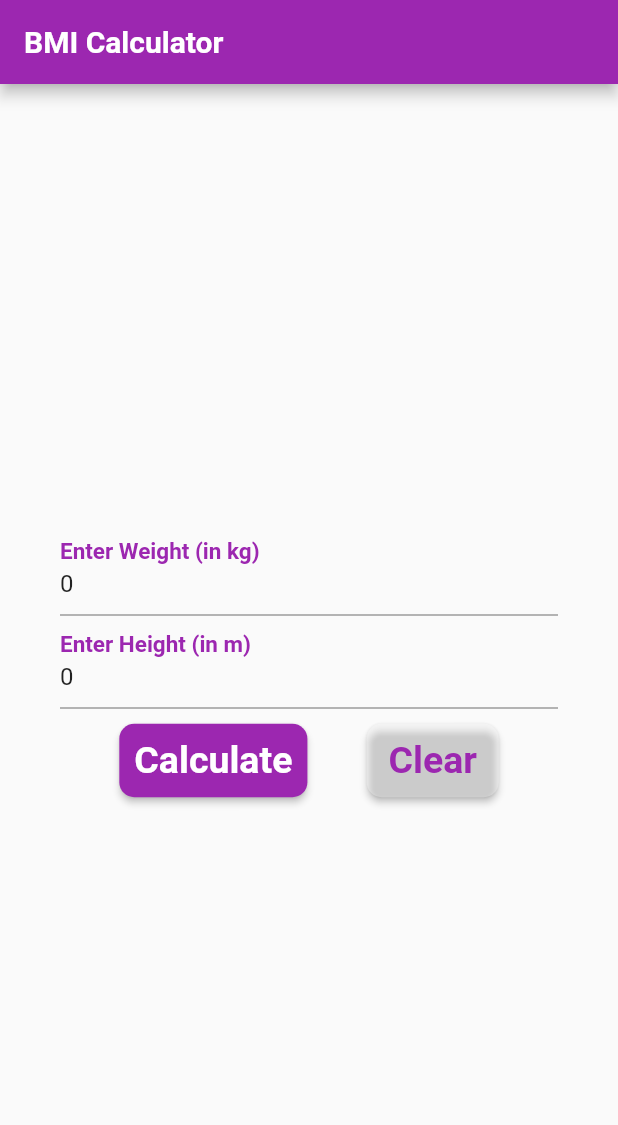
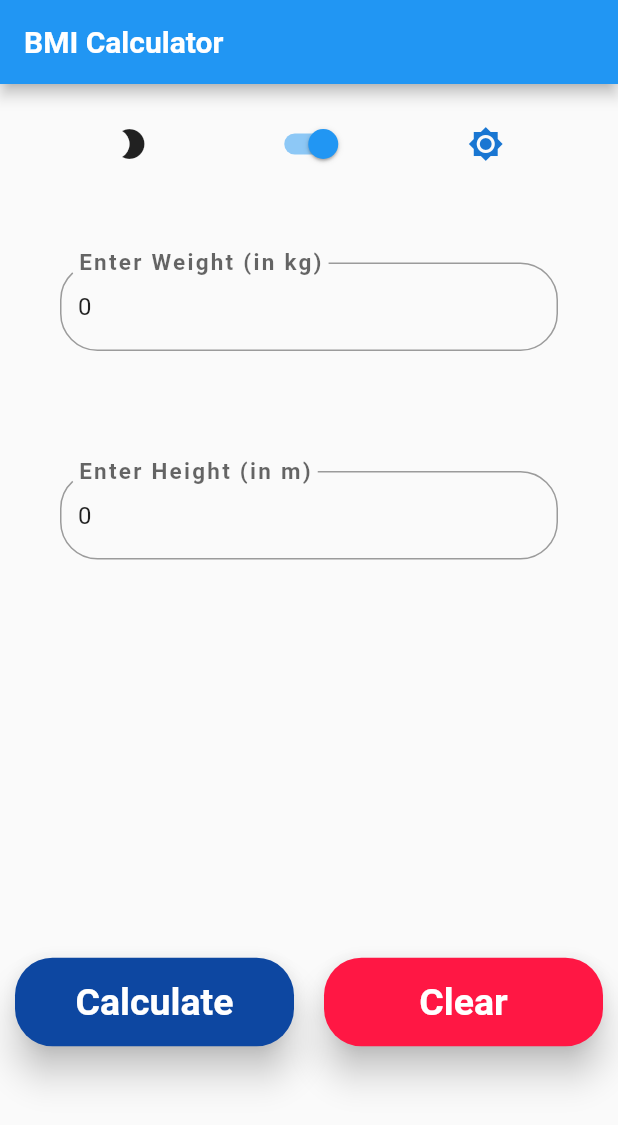
Before and after one commit to dakshp07/bmicalculator-app, a Flutter app: the screen it shows after launch, on a phone screen of 412 x 824 dp. Shown: the top 1125 px of the screen. Run offline on Flutter 3.47's test engine with Material 2 defaults, Android fonts, the phone set to English and light mode, and no system bars.

Commit message:
tried to make the Ui better and added DarkMode toggle

```diff
--- /dev/null
+++ b/lib/bmi_theme.dart
@@ -0,0 +1 @@
+import 'package:flutter/material.dart';
--- /dev/null
+++ b/lib/calc_button.dart
@@ -0,0 +1,40 @@
+import 'package:flutter/material.dart';
+import 'dart:math';
+import 'result_page.dart';
+
+double ht = 0.0, wt = 0.0;
+double bmi = 0.0;
+final TextEditingController t1 = new TextEditingController(text: "0");
+final TextEditingController t2 = new TextEditingController(text: "0");
+String calculateBMI() {
+  ht = double.parse(t2.text);
+  wt = double.parse(t1.text);
+  bmi = wt / pow(ht, 2);
+  return bmi.toStringAsFixed(1);
+}
+
+class WorkingButton extends StatelessWidget {
+  @override
+  Widget build(BuildContext context) {
+    return RaisedButton(
+        child: Text(
+          "Calculate",
+          style: TextStyle(
+              fontSize: 25, fontWeight: FontWeight.bold, color: Colors.white),
+        ),
+        shape: RoundedRectangleBorder(
+            borderRadius: BorderRadius.all(Radius.circular(25))),
+        color: Colors.blue.shade900,
+        elevation: 10,
+        padding: const EdgeInsets.all(15),
+        onPressed: () {
+          // fix navigator to the result page
+          Navigator.push(
+            context,
+            MaterialPageRoute(
+                builder: (BuildContext context) =>
+                    Result(value: calculateBMI())),
+          );
+        });
+  }
+}
--- /dev/null
+++ b/lib/input_page.dart
@@ -0,0 +1,167 @@
+import 'package:flutter/material.dart';
+import 'theme_changer.dart';
+import 'calc_button.dart';
+
+class NewTheme extends StatefulWidget {
+  const NewTheme({
+    Key key,
+  }) : super(key: key);
+
+  @override
+  _NewThemeState createState() => _NewThemeState();
+}
+
+class _NewThemeState extends State<NewTheme> {
+  void clear() {
+    setState(() {
+      t1.text = "";
+      t2.text = "";
+    });
+  }
+
+  @override
+  Widget build(BuildContext context) {
+    return MaterialApp(
+      //theme: ThemeData.dark(),
+
+      //theme: _light ? _lightTheme : _darkTheme,
+      theme: light ? ThemeData.light() : ThemeData.dark(),
+      debugShowCheckedModeBanner: false,
+      home: Scaffold(
+        appBar: AppBar(
+          title: Text(
+            "BMI Calculator",
+            style: TextStyle(fontWeight: FontWeight.bold, color: Colors.white),
+          ),
+          // backgroundColor: Colors.purple,
+        ),
+        body: Container(
+          //padding: const EdgeInsets.all(40),
+          child: Column(
+            mainAxisAlignment: MainAxisAlignment.center,
+            children: <Widget>[
+              Padding(
+                padding: const EdgeInsets.only(top: 1.0),
+                child: Center(
+                  child: Padding(
+                    padding: const EdgeInsets.symmetric(vertical: 15),
+                    child: Row(
+                      mainAxisAlignment: MainAxisAlignment.spaceEvenly,
+                      children: [
+                        Icon(
+                          Icons.brightness_2,
+                          color: light ? null : Colors.orange,
+                        ),
+                        Switch(
+                            inactiveThumbColor: Colors.white,
+                            inactiveTrackColor: Colors.white60,
+                            value: light,
+                            onChanged: (state) {
+                              setState(() {
+                                light = state;
+                              });
+
+                              //Use it to manage the different states
+                            }),
+                        Icon(
+                          Icons.brightness_7,
+                          color: light ? Colors.blue.shade700 : null,
+                        )
+                      ],
+                    ),
+                  ),
+                ),
+              ),
+              Padding(
+                padding: const EdgeInsets.all(40),
+                child: TextField(
+                  // style: TextStyle(color: Colors.yellow),
+                  decoration: InputDecoration(
+                    floatingLabelBehavior: FloatingLabelBehavior.always,
+                    border: new OutlineInputBorder(
+                      borderRadius: const BorderRadius.all(
+                        const Radius.circular(25.0),
+                      ),
+                    ),
+                    labelText: "Enter Weight (in kg)",
+                    labelStyle: TextStyle(
+                      fontWeight: FontWeight.bold,
+                      fontSize: 20,
+                      letterSpacing: 2,
+                      // color: Colors.black
+                    ),
+                  ),
+                  keyboardType: TextInputType.number,
+                  controller: t1,
+                ),
+              ),
+              Padding(
+                padding: const EdgeInsets.all(40),
+                child: TextField(
+                  decoration: InputDecoration(
+                    border: OutlineInputBorder(
+                      borderRadius: const BorderRadius.all(
+                        const Radius.circular(25.0),
+                      ),
+                    ),
+                    labelText: "Enter Height (in m)",
+                    labelStyle: TextStyle(
+                      fontWeight: FontWeight.bold,
+                      fontSize: 20,
+                      letterSpacing: 2,
+                      //  color: Colors.black,
+                    ),
+                  ),
+                  keyboardType: TextInputType.number,
+                  controller: t2,
+                ),
+              ),
+              //new Padding(padding: EdgeInsets.only(top: 10)),
+              /*SizedBox(
+              height: 50,
+            ),*/
+              Expanded(
+                child: Padding(
+                  padding: const EdgeInsets.only(top: 99),
+                  child: Row(
+                    mainAxisAlignment: MainAxisAlignment.spaceEvenly,
+                    children: <Widget>[
+                      Expanded(
+                        child: Padding(
+                          padding: const EdgeInsets.symmetric(horizontal: 10),
+                          child: WorkingButton(),
+                        ),
+                      ),
+                      Expanded(
+                        child: Padding(
+                          padding: const EdgeInsets.symmetric(horizontal: 10),
+                          child: RaisedButton(
+                            child: Text(
+                              "Clear",
+                              style: TextStyle(
+                                  fontSize: 25,
+                                  fontWeight: FontWeight.bold,
+                                  color: Colors.white),
+                            ),
+                            shape: RoundedRectangleBorder(
+                                borderRadius:
+                                    BorderRadius.all(Radius.circular(25))),
+                            color: Colors.redAccent.shade400,
+                            onPressed: clear,
+                            elevation: 10,
+                            focusElevation: 10,
+                            padding: const EdgeInsets.all(15),
+                          ),
+                        ),
+                      )
+                    ],
+                  ),
+                ),
+              )
+            ],
+          ),
+        ),
+      ),
+    );
+  }
+}
--- a/lib/main.dart
+++ b/lib/main.dart
@@ -1,160 +1,13 @@
 import 'package:flutter/cupertino.dart';
-import 'dart:math';
 import 'package:flutter/material.dart';
+
+import 'input_page.dart';
 
 void main() => runApp(MyApp());
 
 class MyApp extends StatelessWidget {
   @override
   Widget build(BuildContext context) {
-    return MaterialApp(
-      debugShowCheckedModeBanner: false,
-      home: HomePage(),
-    );
+    return NewTheme();
   }
 }
-class HomePage extends StatefulWidget {
-  @override
-  _HomePageState createState() => _HomePageState();
-}
-
-class _HomePageState extends State<HomePage> {
-  double ht=0.0,wt=0.0;
-  double bmi=0.0;
-  final TextEditingController t1 = new TextEditingController(text: "0");
-  final TextEditingController t2 = new TextEditingController(text: "0");
-  String calculateBMI(){
-    ht=double.parse(t2.text);
-    wt=double.parse(t1.text);
-    bmi=wt/pow(ht, 2);
-    return bmi.toStringAsFixed(1);
-  }
-  void Clear(){
-    setState(() {
-      t1.text="";
-      t2.text="";
-    });
-  }
-
-    @override
-  Widget build(BuildContext context) {
-    return Scaffold(
-      appBar: AppBar(
-        title: Text("BMI Calculator",style: TextStyle(fontWeight: FontWeight.bold,color: Colors.white),),
-        backgroundColor: Colors.purple,
-      ),
-      body: new Container(
-        padding: const EdgeInsets.all(40),
-        child: new Column(
-          mainAxisAlignment: MainAxisAlignment.center,
-          children: <Widget>[
-            new TextField(
-              decoration: InputDecoration(
-                  labelText: "Enter Weight (in kg)",
-                  labelStyle: TextStyle(fontWeight: FontWeight.bold,fontSize: 20,color: Colors.purple)
-              ),
-              keyboardType: TextInputType.number,
-              controller: t1,
-            ),
-            new TextField(
-              decoration: InputDecoration(
-                  labelText: "Enter Height (in m)",
-                  labelStyle: TextStyle(fontWeight: FontWeight.bold,fontSize: 20,color: Colors.purple)
-              ),
-              keyboardType: TextInputType.number,
-              controller: t2,
-            ),
-            new Padding(padding: EdgeInsets.only(top: 10)),
-            new Row(
-              mainAxisAlignment: MainAxisAlignment.spaceEvenly,
-              children: <Widget>[
-                new RaisedButton(
-                  child: Text("Calculate",style: TextStyle(fontSize: 25,fontWeight: FontWeight.bold,color: Colors.white),),
-                  shape: RoundedRectangleBorder(borderRadius: BorderRadius.all(Radius.circular(10))),
-                  color: Colors.purple,
-                  padding: const EdgeInsets.all(10),
-                  onPressed:() {
-                    Navigator.push(
-                        context,
-                        MaterialPageRoute(
-                            builder: (BuildContext context) => Result(value: calculateBMI())));
-                  }
-                ),
-
-                new RaisedButton(
-                  child: Text("Clear",style: TextStyle(fontSize: 25,fontWeight: FontWeight.bold,color: Colors.purple),),
-                  shape: RoundedRectangleBorder(borderRadius: BorderRadius.all(Radius.circular(10))),
-                  color: Colors.white30,
-                  onPressed: Clear,
-                  padding: const EdgeInsets.all(10),
-                )
-              ],
-            )
-          ],
-        ),
-      ),
-    );
-  }
-}
-
-class Result extends StatefulWidget {
-  final String value;
-  Result({Key key, this.value,}) : super (key: key);
-
-  @override
-  _ResultState createState() => _ResultState();
-}
-
-class _ResultState extends State<Result> {
-
-  @override
-  Widget build(BuildContext context) {
-    return Scaffold(
-      appBar: AppBar(title: Text("Your Results", style: TextStyle(fontWeight: FontWeight.bold,color: Colors.white),),
-      backgroundColor: Colors.purple,
-      ),
-      backgroundColor: Colors.white,
-      body: new Center(
-        child: new Column(
-          mainAxisAlignment: MainAxisAlignment.center,
-          children: <Widget>[
-            new Text("BMI:",style: TextStyle(fontSize: 30,color: Colors.purple),),
-            new Text("${widget.value}",style: TextStyle(fontSize: 100,fontWeight: FontWeight.bold,color: Colors.purple),),
-            new Padding(padding: EdgeInsets.only(top: 15)),
-            new Text(
-              "1)BMI>=30:",style: TextStyle(fontSize: 20,color: Colors.purple)
-            ),
-            new Text(
-              "You have a higher than normal body weight. Try to exercise more!",style: TextStyle(fontSize: 20,color: Colors.red,fontWeight: FontWeight.bold),textAlign: TextAlign.center,
-            ),
-            new Padding(padding: const EdgeInsets.all(10)),
-            new Text(
-                "2)BMI<25:",style: TextStyle(fontSize: 20,color: Colors.purple)
-            ),
-            new Text(
-                "You have a normal  body weight. Good job and try to maintain it!",style: TextStyle(fontSize: 20,color: Colors.green,fontWeight: FontWeight.bold),textAlign: TextAlign.center,
-            ),
-            new Padding(padding: const EdgeInsets.all(10)),
-            new Text(
-                "3)BMI>25 And BMI<=29:",style: TextStyle(fontSize: 20,color: Colors.purple)
-            ),
-            new Text(
-                "You can do much better",style: TextStyle(fontSize: 20,color: Colors.orange,fontWeight: FontWeight.bold),textAlign: TextAlign.center,
-            ),
-            new Padding(padding: const EdgeInsets.all(10)),
-            new RaisedButton(
-                child: Text("Re-Calculate",style: TextStyle(fontSize: 25,fontWeight: FontWeight.bold,color: Colors.white),),
-                shape: RoundedRectangleBorder(borderRadius: BorderRadius.all(Radius.circular(10))),
-                color: Colors.purple,
-                padding: const EdgeInsets.all(10),
-                onPressed: () {
-                  Navigator.pop(context);
-                }
-            )
-          ],
-        )
-
-      ),
-    );
-  }
-}
--- /dev/null
+++ b/lib/theme_changer.dart
@@ -0,0 +1,25 @@
+import 'package:flutter/material.dart';
+
+bool light = true;
+ThemeData _lightTheme = ThemeData(
+  accentColor: Colors.pink,
+  brightness: Brightness.dark,
+  primaryColor: Colors.blue,
+  scaffoldBackgroundColor: Colors.white,
+  textTheme: TextTheme(
+    subtitle1: TextStyle(color: Colors.black),
+    headline1: TextStyle(color: Colors.black),
+  ),
+);
+
+// if you want to add your own dark mode and light themes use these
+ThemeData _darkTheme = ThemeData(
+  accentColor: Colors.blue.shade900,
+  brightness: Brightness.dark,
+  primaryColor: Colors.amber,
+  scaffoldBackgroundColor: Colors.black,
+  textTheme: TextTheme(
+    subtitle1: TextStyle(color: Colors.white),
+  ),
+  appBarTheme: AppBarTheme(color: Colors.indigo.shade900),
+);
--- a/pubspec.yaml
+++ b/pubspec.yaml
@@ -23,6 +23,8 @@ environment:
 dependencies:
   flutter:
     sdk: flutter
+
+
 
 
   # The following adds the Cupertino Icons font to your application.
```
Also changed, not shown: lib/better_buttons.dart (added, +19 -0 lines), lib/clicky_button.dart (added, +115 -0 lines), lib/result_page.dart (added, +142 -0 lines), lib/reusable_card.dart (added, +23 -0 lines), pubspec.lock, 4 other files.
